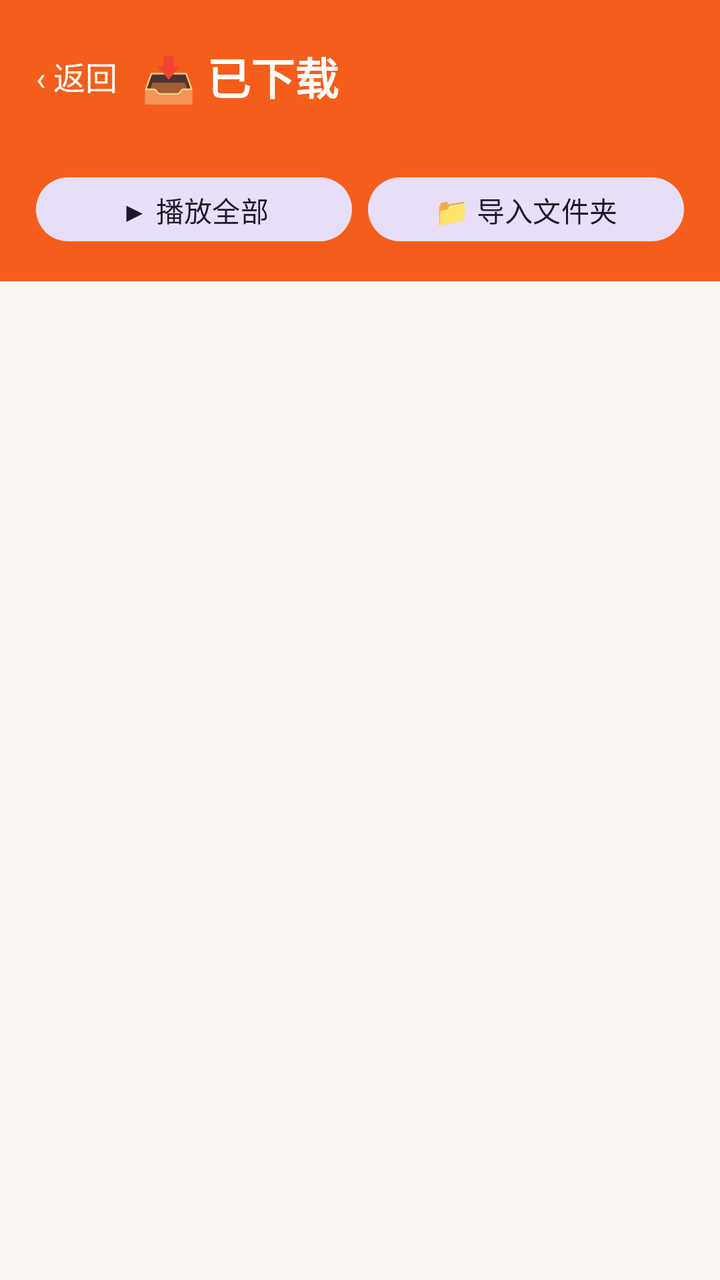
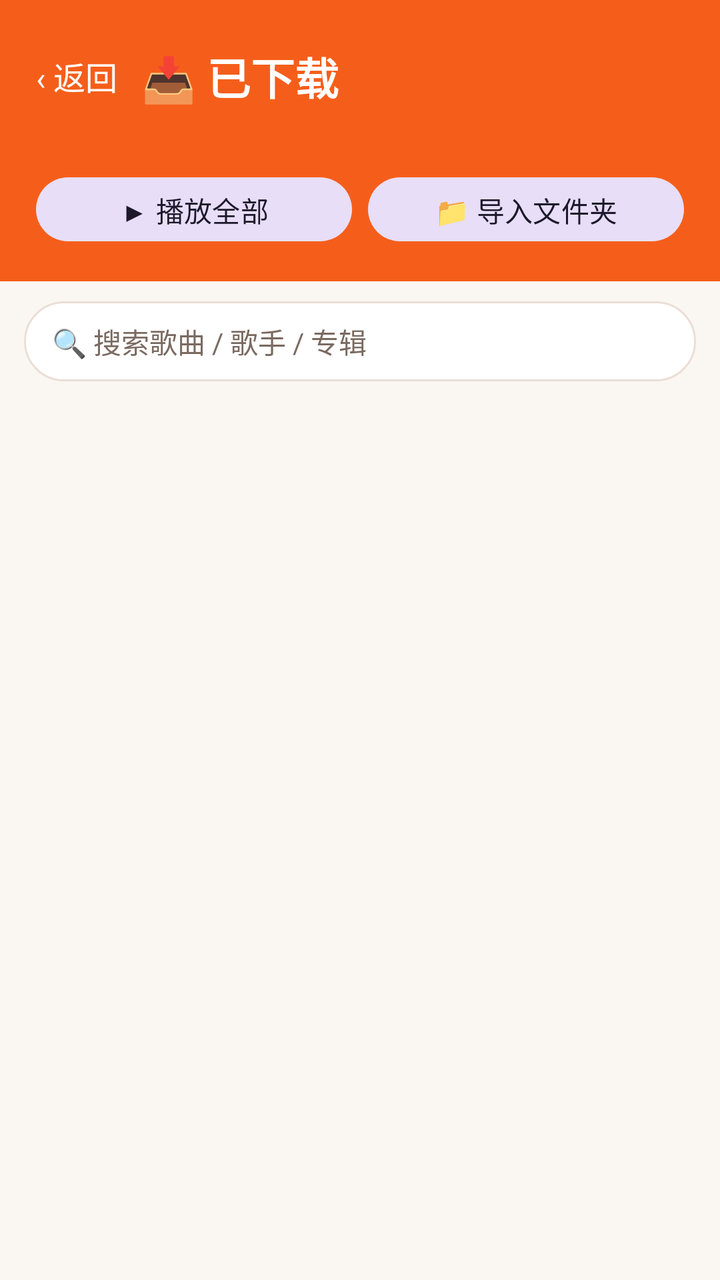

Before-and-after screenshots of an Android layout around one commit, followed by the original layout XML and the change that was made.
<!-- AndroidManifest.xml: application theme AppTheme -->
<!-- res/layout/activity_downloaded.xml -->
<?xml version="1.0" encoding="utf-8"?>
<LinearLayout xmlns:android="http://schemas.android.com/apk/res/android"
    xmlns:app="http://schemas.android.com/apk/res-auto"
    android:layout_width="match_parent"
    android:layout_height="match_parent"
    android:orientation="vertical">

    
    <LinearLayout
        android:layout_width="match_parent"
        android:layout_height="wrap_content"
        android:orientation="vertical"
        android:background="@color/primary"
        android:paddingStart="18dp"
        android:paddingEnd="18dp"
        android:paddingTop="22dp"
        android:paddingBottom="16dp">
        <LinearLayout
            android:layout_width="match_parent"
            android:layout_height="wrap_content"
            android:orientation="horizontal"
            android:gravity="center_vertical">
            <TextView
                android:id="@+id/backBtn"
                android:layout_width="wrap_content"
                android:layout_height="wrap_content"
                android:text="‹ 返回"
                android:textSize="16sp"
                android:textColor="@color/on_primary"
                android:paddingEnd="12dp"/>
            <TextView
                android:layout_width="0dp"
                android:layout_height="wrap_content"
                android:layout_weight="1"
                android:text="📥 已下载"
                android:textSize="22sp"
                android:textStyle="bold"
                android:textColor="@color/on_primary"/>
            
        </LinearLayout>
        <TextView
            android:id="@+id/totalText"
            android:layout_width="wrap_content"
            android:layout_height="wrap_content"
            android:text=""
            android:textSize="13sp"
            android:textColor="@color/on_primary"
            android:alpha="0.85"
            android:paddingTop="3dp"/>
        <LinearLayout
            android:layout_width="match_parent"
            android:layout_height="wrap_content"
            android:orientation="horizontal"
            android:layout_marginTop="10dp">
            <com.google.android.material.button.MaterialButton
                android:id="@+id/playAllBtn"
                style="@style/Widget.Material3.Button.TonalButton"
                android:layout_width="0dp"
                android:layout_height="40dp"
                android:layout_weight="1"
                android:text="▶ 播放全部"/>
            <com.google.android.material.button.MaterialButton
                android:id="@+id/importBtn"
                style="@style/Widget.Material3.Button.TonalButton"
                android:layout_width="0dp"
                android:layout_height="40dp"
                android:layout_weight="1"
                android:layout_marginStart="8dp"
                android:text="📁 导入文件夹"/>
        </LinearLayout>
    </LinearLayout>

    
    <HorizontalScrollView
        android:layout_width="match_parent"
        android:layout_height="wrap_content"
        android:scrollbars="none"
        android:paddingStart="12dp"
        android:paddingEnd="12dp"
        android:paddingTop="10dp"
        android:paddingBottom="2dp">
        <LinearLayout
            android:id="@+id/folderTabs"
            android:layout_width="wrap_content"
            android:layout_height="wrap_content"
            android:orientation="horizontal"/>
    </HorizontalScrollView>

    
    <androidx.recyclerview.widget.RecyclerView
        android:id="@+id/downloadedList"
        android:layout_width="match_parent"
        android:layout_height="0dp"
        android:layout_weight="1"
        android:padding="12dp"
        android:clipToPadding="false"/>

    <TextView
        android:id="@+id/emptyText"
        android:layout_width="match_parent"
        android:layout_height="0dp"
        android:layout_weight="1"
        android:gravity="center"
        android:text="还没有下载的歌曲\n在搜索结果里点 ⬇ 离线保存，或点「📁 导入文件夹」把手机里已有的音乐加进来"
        android:textSize="15sp"
        android:textColor="?attr/colorOnSurfaceVariant"
        android:visibility="gone"/>
</LinearLayout>
<!-- resources referenced by this layout -->
<resources>
  <color name="on_primary">#FFFFFF</color>
  <color name="primary">#F55E1A</color>
  <style name="AppTheme" parent="Theme.Material3.DayNight.NoActionBar">
          <item name="colorPrimary">@color/primary</item>
          <item name="colorPrimaryDark">@color/primary_dark</item>
          <item name="colorAccent">@color/primary</item>
          <item name="android:colorBackground">@color/background</item>
          <item name="colorSurface">@color/surface</item>
          <item name="colorOnSurface">@color/on_surface</item>
          <item name="colorOnSurfaceVariant">@color/on_surface_variant</item>
          <item name="android:windowLightStatusBar">true</item>
          <item name="android:statusBarColor">@color/background</item>
          <item name="android:navigationBarColor">@color/background</item>
          <item name="android:fontFamily">sans-serif</item>
      </style>
  <color name="primary_dark">#C93A0D</color>
  <color name="background">#FAF6F2</color>
  <color name="surface">#FFFFFF</color>
  <color name="on_surface">#241A14</color>
  <color name="on_surface_variant">#7A6A60</color>
</resources>

<!-- the commit's change to res/layout/activity_downloaded.xml (unified diff, before → after) -->
@@ -71,6 +71,46 @@
     </LinearLayout>
 
     
+    <LinearLayout
+        android:layout_width="match_parent"
+        android:layout_height="wrap_content"
+        android:orientation="horizontal"
+        android:gravity="center_vertical"
+        android:paddingStart="12dp"
+        android:paddingEnd="12dp"
+        android:paddingTop="10dp">
+        <EditText
+            android:id="@+id/dlSearch"
+            android:layout_width="0dp"
+            android:layout_height="40dp"
+            android:layout_weight="1"
+            android:background="@drawable/bg_search_round"
+            android:hint="🔍 搜索歌曲 / 歌手 / 专辑"
+            android:textSize="14sp"
+            android:textColor="@color/on_surface"
+            android:textColorHint="@color/on_surface_variant"
+            android:paddingStart="14dp"
+            android:paddingEnd="14dp"
+            android:maxLines="1"
+            android:inputType="text"
+            android:imeOptions="actionSearch"
+            android:importantForAutofill="no"/>
+        <TextView
+            android:id="@+id/dlSearchClear"
+            android:layout_width="wrap_content"
+            android:layout_height="wrap_content"
+            android:text="清除"
+            android:textSize="14sp"
+            android:textStyle="bold"
+            android:textColor="@color/primary"
+            android:paddingStart="12dp"
+            android:paddingEnd="2dp"
+            android:paddingTop="8dp"
+            android:paddingBottom="8dp"
+            android:visibility="gone"/>
+    </LinearLayout>
+
+    
     <HorizontalScrollView
         android:layout_width="match_parent"
         android:layout_height="wrap_content"
<!-- resource entries referenced after the edit -->
@@ -2,6 +2,16 @@
 <resources>
   <color name="on_primary">#FFFFFF</color>
   <color name="primary">#F55E1A</color>
+  <!-- drawable bg_search_round (drawable) -->
+  <?xml version="1.0" encoding="utf-8"?>
+  <shape xmlns:android="http://schemas.android.com/apk/res/android"
+      android:shape="rectangle">
+      <solid android:color="#FFFFFF"/>
+      <corners android:radius="20dp"/>
+      <stroke
+          android:width="1dp"
+          android:color="#EADFD6"/>
+  </shape>
   <style name="AppTheme" parent="Theme.Material3.DayNight.NoActionBar">
           <item name="colorPrimary">@color/primary</item>
           <item name="colorPrimaryDark">@color/primary_dark</item>
